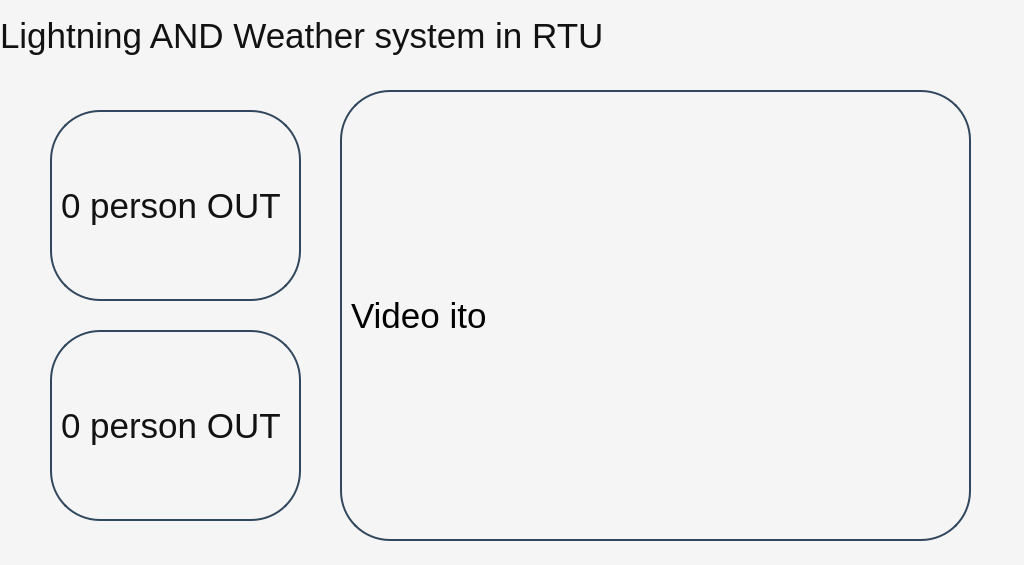
Old version of the form design/App.ui in the repository ajhits/LightingAndWeatherRTU.
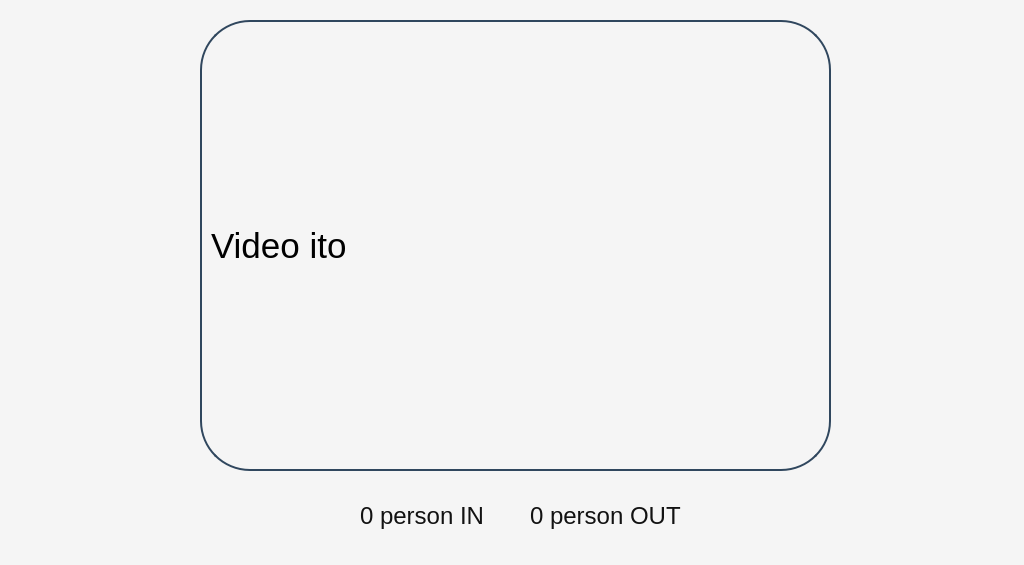
New version of the form.

What changed in the file:
```diff
--- a/design/App.ui
+++ b/design/App.ui
@@ -34,8 +34,8 @@
    <widget class="QLabel" name="video">
     <property name="geometry">
      <rect>
-      <x>340</x>
-      <y>90</y>
+      <x>200</x>
+      <y>20</y>
       <width>631</width>
       <height>451</height>
      </rect>
@@ -65,25 +65,23 @@
    <widget class="QLabel" name="video_3">
     <property name="geometry">
      <rect>
-      <x>50</x>
-      <y>330</y>
-      <width>251</width>
-      <height>191</height>
+      <x>530</x>
+      <y>490</y>
+      <width>151</width>
+      <height>51</height>
      </rect>
     </property>
     <property name="font">
      <font>
       <family>Segoe UI</family>
-      <pointsize>26</pointsize>
+      <pointsize>18</pointsize>
      </font>
     </property>
     <property name="cursor">
      <cursorShape>ForbiddenCursor</cursorShape>
     </property>
     <property name="styleSheet">
-     <string notr="true">border: 2px solid #30475E ;
-border-radius: 50px;
-color: #121212</string>
+     <string notr="true">color: #121212;</string>
     </property>
     <property name="text">
      <string>0 person OUT</string>
@@ -95,57 +93,26 @@
    <widget class="QLabel" name="video_4">
     <property name="geometry">
      <rect>
-      <x>50</x>
-      <y>110</y>
-      <width>251</width>
-      <height>191</height>
-     </rect>
-    </property>
-    <property name="font">
-     <font>
-      <family>Segoe UI</family>
-      <pointsize>26</pointsize>
-     </font>
-    </property>
-    <property name="cursor">
-     <cursorShape>ForbiddenCursor</cursorShape>
-    </property>
-    <property name="styleSheet">
-     <string notr="true">border: 2px solid #30475E;
-border-radius: 50px;
-color: #121212;</string>
-    </property>
-    <property name="text">
-     <string>0 person OUT</string>
-    </property>
-    <property name="scaledContents">
-     <bool>true</bool>
-    </property>
-   </widget>
-   <widget class="QLabel" name="video_2">
-    <property name="geometry">
-     <rect>
-      <x>0</x>
-      <y>10</y>
-      <width>1021</width>
+      <x>360</x>
+      <y>490</y>
+      <width>151</width>
       <height>51</height>
      </rect>
     </property>
     <property name="font">
      <font>
       <family>Segoe UI</family>
-      <pointsize>26</pointsize>
+      <pointsize>18</pointsize>
      </font>
     </property>
     <property name="cursor">
      <cursorShape>ForbiddenCursor</cursorShape>
     </property>
     <property name="styleSheet">
-     <string notr="true">color: #121212
-</string>
+     <string notr="true">color: #121212;</string>
     </property>
     <property name="text">
-     <string>Lightning AND Weather system in RTU</string>
+     <string>0 person IN</string>
     </property>
     <property name="scaledContents">
      <bool>true</bool>
```
Left out of the diff: 4 changed lines with no effect on the pictures.
